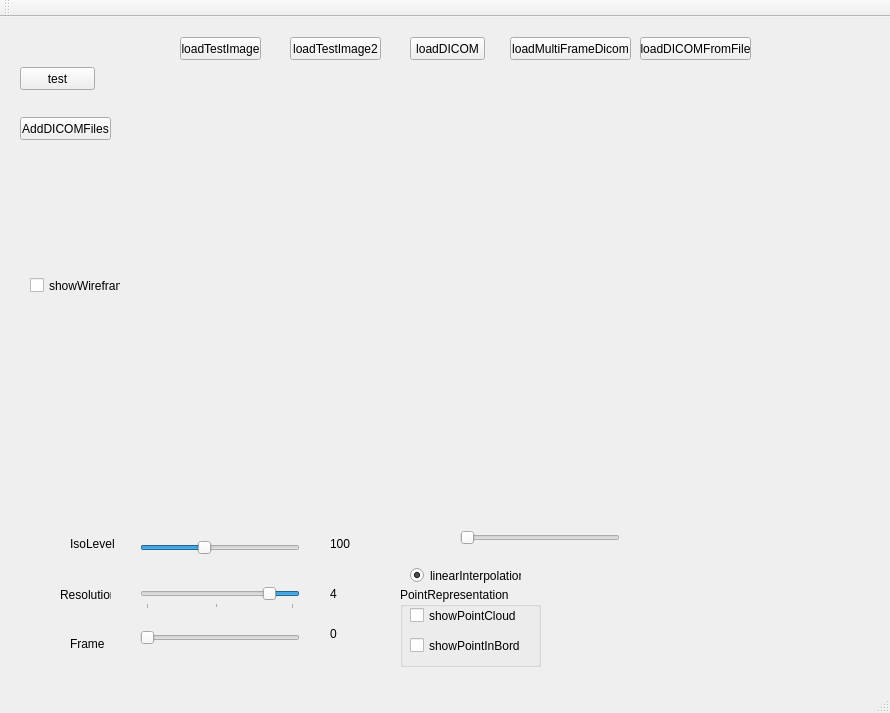
First picture: the form in VolumeRenderer/volumerenderer.ui, repository RaduAlexandru/Volume-Renderer, before the edit.
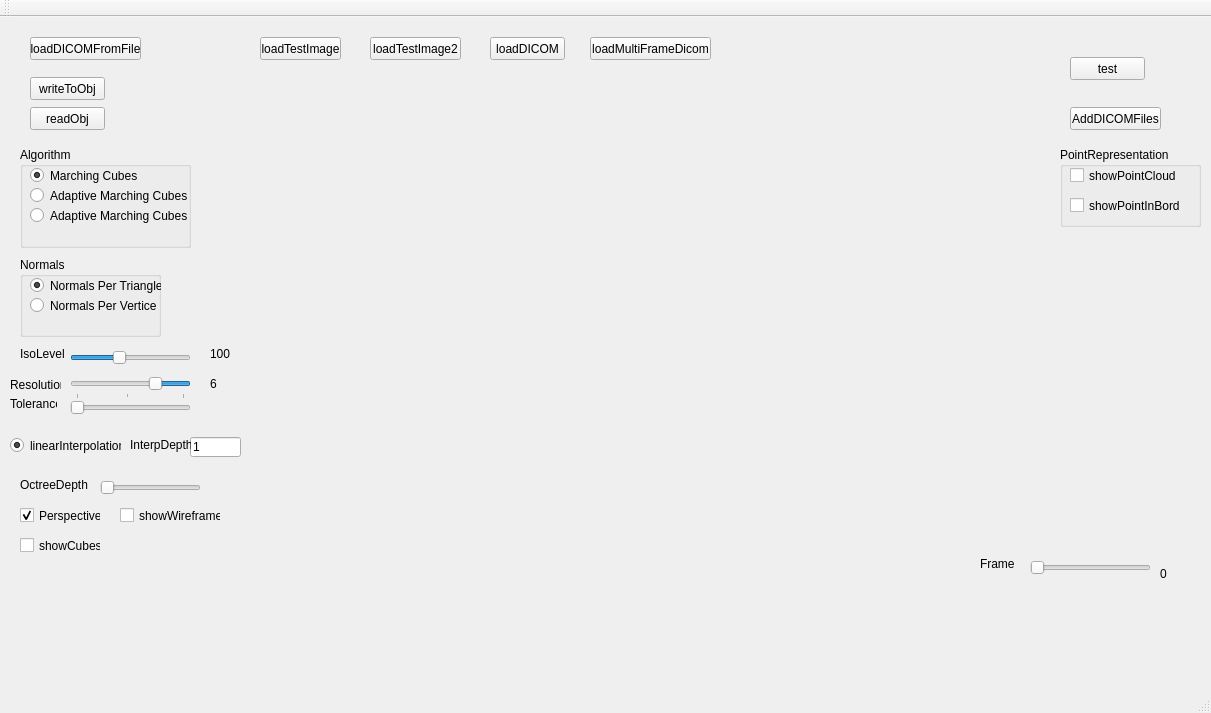
Second picture: the form after the edit. Custom widgets are drawn as their Qt base class.

Commit message: Almost finished the overhaul of the interface and adding all the options. Also I fixed the switching between the perspective and orthografic projection by changing the gluLookAt function parameters and making the camera look in a diferent direction in the z axis.

The edit to the form file:
```diff
--- a/VolumeRenderer/volumerenderer.ui
+++ b/VolumeRenderer/volumerenderer.ui
@@ -6,7 +6,7 @@
    <rect>
     <x>0</x>
     <y>0</y>
-    <width>890</width>
+    <width>1211</width>
     <height>713</height>
    </rect>
   </property>
@@ -17,8 +17,8 @@
    <widget class="QPushButton" name="test">
     <property name="geometry">
      <rect>
-      <x>20</x>
-      <y>50</y>
+      <x>1070</x>
+      <y>40</y>
       <width>75</width>
       <height>23</height>
      </rect>
@@ -33,19 +33,19 @@
     </property>
     <property name="geometry">
      <rect>
-      <x>170</x>
+      <x>250</x>
       <y>10</y>
-      <width>601</width>
-      <height>491</height>
+      <width>701</width>
+      <height>591</height>
      </rect>
     </property>
    </widget>
    <widget class="QSlider" name="frameSlider">
     <property name="geometry">
      <rect>
-      <x>140</x>
-      <y>610</y>
-      <width>160</width>
+      <x>1030</x>
+      <y>540</y>
+      <width>121</width>
       <height>22</height>
      </rect>
     </property>
@@ -56,8 +56,8 @@
    <widget class="QPushButton" name="addDICOMFiles">
     <property name="geometry">
      <rect>
-      <x>20</x>
-      <y>100</y>
+      <x>1070</x>
+      <y>90</y>
       <width>91</width>
       <height>23</height>
      </rect>
@@ -69,9 +69,9 @@
    <widget class="QSlider" name="isoLevelSlider">
     <property name="geometry">
      <rect>
-      <x>140</x>
-      <y>520</y>
-      <width>160</width>
+      <x>70</x>
+      <y>330</y>
+      <width>121</width>
       <height>22</height>
      </rect>
     </property>
@@ -88,7 +88,7 @@
    <widget class="QPushButton" name="loadTestImageButton">
     <property name="geometry">
      <rect>
-      <x>180</x>
+      <x>260</x>
       <y>20</y>
       <width>81</width>
       <height>23</height>
@@ -101,7 +101,7 @@
    <widget class="QPushButton" name="loadDICOMButton">
     <property name="geometry">
      <rect>
-      <x>410</x>
+      <x>490</x>
       <y>20</y>
       <width>75</width>
       <height>23</height>
@@ -114,7 +114,7 @@
    <widget class="QPushButton" name="loadTestImage2Button">
     <property name="geometry">
      <rect>
-      <x>290</x>
+      <x>370</x>
       <y>20</y>
       <width>91</width>
       <height>23</height>
@@ -127,8 +127,8 @@
    <widget class="QLabel" name="label">
     <property name="geometry">
      <rect>
-      <x>70</x>
-      <y>520</y>
+      <x>20</x>
+      <y>330</y>
       <width>47</width>
       <height>13</height>
      </rect>
@@ -140,8 +140,8 @@
    <widget class="QLabel" name="label_2">
     <property name="geometry">
      <rect>
-      <x>70</x>
-      <y>620</y>
+      <x>980</x>
+      <y>540</y>
       <width>47</width>
       <height>13</height>
      </rect>
@@ -153,9 +153,9 @@
    <widget class="QSlider" name="resolutionSlider">
     <property name="geometry">
      <rect>
-      <x>140</x>
-      <y>570</y>
-      <width>160</width>
+      <x>70</x>
+      <y>360</y>
+      <width>121</width>
       <height>22</height>
      </rect>
     </property>
@@ -166,7 +166,7 @@
      <number>20</number>
     </property>
     <property name="value">
-     <number>4</number>
+     <number>6</number>
     </property>
     <property name="orientation">
      <enum>Qt::Horizontal</enum>
@@ -181,8 +181,8 @@
    <widget class="QLabel" name="label_3">
     <property name="geometry">
      <rect>
-      <x>60</x>
-      <y>570</y>
+      <x>10</x>
+      <y>360</y>
       <width>51</width>
       <height>16</height>
      </rect>
@@ -194,21 +194,21 @@
    <widget class="QLabel" name="label_4">
     <property name="geometry">
      <rect>
-      <x>330</x>
-      <y>570</y>
+      <x>210</x>
+      <y>360</y>
       <width>47</width>
       <height>13</height>
      </rect>
     </property>
     <property name="text">
-     <string>4</string>
+     <string>6</string>
     </property>
    </widget>
    <widget class="QLabel" name="label_5">
     <property name="geometry">
      <rect>
-      <x>330</x>
-      <y>520</y>
+      <x>210</x>
+      <y>330</y>
       <width>47</width>
       <height>13</height>
      </rect>
@@ -220,8 +220,8 @@
    <widget class="QLabel" name="label_6">
     <property name="geometry">
      <rect>
-      <x>330</x>
-      <y>610</y>
+      <x>1160</x>
+      <y>550</y>
       <width>47</width>
       <height>13</height>
      </rect>
@@ -233,8 +233,8 @@
    <widget class="QRadioButton" name="linearInterpolationButton">
     <property name="geometry">
      <rect>
-      <x>410</x>
-      <y>550</y>
+      <x>10</x>
+      <y>420</y>
       <width>111</width>
       <height>17</height>
      </rect>
@@ -249,8 +249,8 @@
    <widget class="QGroupBox" name="groupBox">
     <property name="geometry">
      <rect>
-      <x>400</x>
-      <y>570</y>
+      <x>1060</x>
+      <y>130</y>
       <width>141</width>
       <height>80</height>
      </rect>
@@ -288,7 +288,7 @@
    <widget class="QPushButton" name="loadMFDICOMButton">
     <property name="geometry">
      <rect>
-      <x>510</x>
+      <x>590</x>
       <y>20</y>
       <width>121</width>
       <height>23</height>
@@ -301,8 +301,8 @@
    <widget class="DicomViewer2DGL" name="dicomviewer2dgl" native="true">
     <property name="geometry">
      <rect>
-      <x>650</x>
-      <y>510</y>
+      <x>1020</x>
+      <y>400</y>
       <width>151</width>
       <height>131</height>
      </rect>
@@ -311,9 +311,9 @@
    <widget class="QSlider" name="toleranceSlider">
     <property name="geometry">
      <rect>
-      <x>460</x>
-      <y>510</y>
-      <width>160</width>
+      <x>70</x>
+      <y>380</y>
+      <width>121</width>
       <height>22</height>
      </rect>
     </property>
@@ -327,7 +327,7 @@
    <widget class="QPushButton" name="loadDICOMFromFile">
     <property name="geometry">
      <rect>
-      <x>640</x>
+      <x>30</x>
       <y>20</y>
       <width>111</width>
       <height>23</height>
@@ -340,9 +340,9 @@
    <widget class="QCheckBox" name="showWireframeButton">
     <property name="geometry">
      <rect>
-      <x>30</x>
-      <y>260</y>
-      <width>91</width>
+      <x>120</x>
+      <y>490</y>
+      <width>101</width>
       <height>17</height>
      </rect>
     </property>
@@ -350,6 +350,223 @@
      <string>showWireframe</string>
     </property>
    </widget>
+   <widget class="QCheckBox" name="perspectiveButton">
+    <property name="geometry">
+     <rect>
+      <x>20</x>
+      <y>490</y>
+      <width>81</width>
+      <height>17</height>
+     </rect>
+    </property>
+    <property name="text">
+     <string>Perspective</string>
+    </property>
+    <property name="checked">
+     <bool>true</bool>
+    </property>
+   </widget>
+   <widget class="QLineEdit" name="interpolateDepthText">
+    <property name="geometry">
+     <rect>
+      <x>190</x>
+      <y>420</y>
+      <width>51</width>
+      <height>20</height>
+     </rect>
+    </property>
+    <property name="text">
+     <string>1</string>
+    </property>
+   </widget>
+   <widget class="QLabel" name="label_7">
+    <property name="geometry">
+     <rect>
+      <x>130</x>
+      <y>420</y>
+      <width>61</width>
+      <height>16</height>
+     </rect>
+    </property>
+    <property name="text">
+     <string>InterpDepth</string>
+    </property>
+   </widget>
+   <widget class="QGroupBox" name="groupBox_2">
+    <property name="geometry">
+     <rect>
+      <x>20</x>
+      <y>130</y>
+      <width>171</width>
+      <height>101</height>
+     </rect>
+    </property>
+    <property name="title">
+     <string>Algorithm</string>
+    </property>
+    <widget class="QRadioButton" name="marchingCubesButton">
+     <property name="geometry">
+      <rect>
+       <x>10</x>
+       <y>20</y>
+       <width>111</width>
+       <height>17</height>
+      </rect>
+     </property>
+     <property name="text">
+      <string>Marching Cubes</string>
+     </property>
+     <property name="checked">
+      <bool>true</bool>
+     </property>
+    </widget>
+    <widget class="QRadioButton" name="adaptiveMarchingCubesButton">
+     <property name="geometry">
+      <rect>
+       <x>10</x>
+       <y>40</y>
+       <width>161</width>
+       <height>17</height>
+      </rect>
+     </property>
+     <property name="text">
+      <string>Adaptive Marching Cubes</string>
+     </property>
+    </widget>
+    <widget class="QRadioButton" name="adaptiveMarchingCubes2Button">
+     <property name="geometry">
+      <rect>
+       <x>10</x>
+       <y>60</y>
+       <width>161</width>
+       <height>17</height>
+      </rect>
+     </property>
+     <property name="text">
+      <string>Adaptive Marching Cubes 2</string>
+     </property>
+    </widget>
+   </widget>
+   <widget class="QGroupBox" name="groupBox_3">
+    <property name="geometry">
+     <rect>
+      <x>20</x>
+      <y>240</y>
+      <width>141</width>
+      <height>80</height>
+     </rect>
+    </property>
+    <property name="title">
+     <string>Normals</string>
+    </property>
+    <widget class="QRadioButton" name="normalsPerTriangleButton">
+     <property name="geometry">
+      <rect>
+       <x>10</x>
+       <y>20</y>
+       <width>131</width>
+       <height>17</height>
+      </rect>
+     </property>
+     <property name="text">
+      <string>Normals Per Triangle</string>
+     </property>
+     <property name="checked">
+      <bool>true</bool>
+     </property>
+    </widget>
+    <widget class="QRadioButton" name="normalsPerVerticeButton">
+     <property name="geometry">
+      <rect>
+       <x>10</x>
+       <y>40</y>
+       <width>131</width>
+       <height>17</height>
+      </rect>
+     </property>
+     <property name="text">
+      <string>Normals Per Vertice </string>
+     </property>
+    </widget>
+   </widget>
+   <widget class="QLabel" name="label_8">
+    <property name="geometry">
+     <rect>
+      <x>10</x>
+      <y>380</y>
+      <width>47</width>
+      <height>13</height>
+     </rect>
+    </property>
+    <property name="text">
+     <string>Tolerance</string>
+    </property>
+   </widget>
+   <widget class="QCheckBox" name="checkBox_2">
+    <property name="geometry">
+     <rect>
+      <x>20</x>
+      <y>520</y>
+      <width>81</width>
+      <height>17</height>
+     </rect>
+    </property>
+    <property name="text">
+     <string>showCubes</string>
+    </property>
+   </widget>
+   <widget class="QSlider" name="horizontalSlider">
+    <property name="geometry">
+     <rect>
+      <x>100</x>
+      <y>460</y>
+      <width>101</width>
+      <height>22</height>
+     </rect>
+    </property>
+    <property name="orientation">
+     <enum>Qt::Horizontal</enum>
+    </property>
+   </widget>
+   <widget class="QLabel" name="label_9">
+    <property name="geometry">
+     <rect>
+      <x>20</x>
+      <y>460</y>
+      <width>71</width>
+      <height>16</height>
+     </rect>
+    </property>
+    <property name="text">
+     <string>OctreeDepth</string>
+    </property>
+   </widget>
+   <widget class="QPushButton" name="pushButton">
+    <property name="geometry">
+     <rect>
+      <x>30</x>
+      <y>60</y>
+      <width>75</width>
+      <height>23</height>
+     </rect>
+    </property>
+    <property name="text">
+     <string>writeToObj</string>
+    </property>
+   </widget>
+   <widget class="QPushButton" name="pushButton_2">
+    <property name="geometry">
+     <rect>
+      <x>30</x>
+      <y>90</y>
+      <width>75</width>
+      <height>23</height>
+     </rect>
+    </property>
+    <property name="text">
+     <string>readObj</string>
+    </property>
+   </widget>
   </widget>
   <widget class="QMenuBar" name="menuBar">
    <property name="geometry">
```
Left out of the diff: 2 changed lines with no effect on the pictures. The commit also changes 8 other files.
